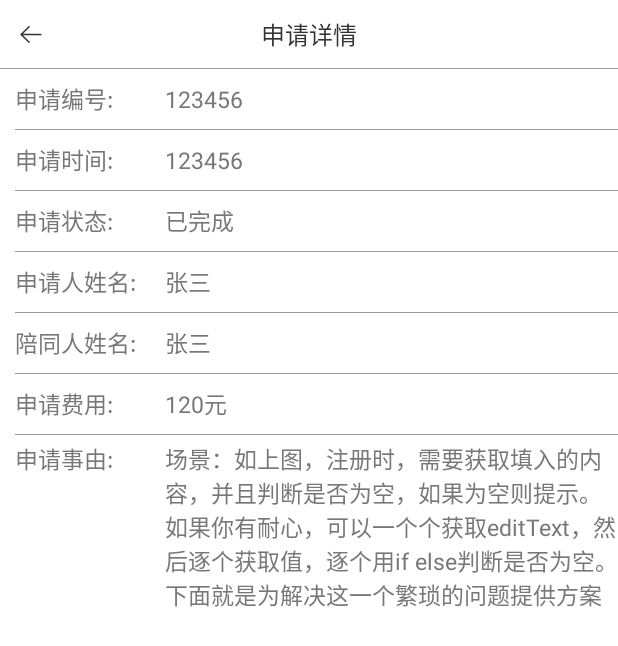
After one commit to lvjie0519/MyDNStudyProject, an Android app: the ApplyFormDetailActivity screen opened directly, with no data from a screen before it, on a phone screen of 412 x 824 dp. The commit adds this screen. Shown: the top 646 px of the screen. Run offline under Robolectric (Android 15) with nearby library versions, the phone set to English and light mode, and no system bars; libraries missing offline, so code that uses them is left out: com.raizlabs.android, rx.android.schedulers, rx.functions, rx.schedulers; 1 statement that could not run was skipped.

Commit message:
查看详情

```diff
--- a/app/src/main/java/com/example/mydnstudyproject/interview/zly/ApplyAddActivity.java
+++ b/app/src/main/java/com/example/mydnstudyproject/interview/zly/ApplyAddActivity.java
@@ -15,6 +15,7 @@ import android.widget.TextView;
 import com.example.mydnstudyproject.R;
 import com.example.mydnstudyproject.interview.zly.db.table.TUserApply;
 import com.example.mydnstudyproject.interview.zly.utils.ToastUtil;
+import com.example.mydnstudyproject.utils.DateUtil;
 
 public class ApplyAddActivity extends Activity {
 
@@ -120,7 +121,7 @@ public class ApplyAddActivity extends Activity {
 
 
                 TUserApply userApply = new TUserApply(name, extraName,
-                        applyInfo, price, "2020-8-12 12:24:10");
+                        applyInfo, price, DateUtil.getNowDateTimeStr());
                 userApply.insert();
 
                 ApplyAddActivity.this.setResult(RESULT_CODE_ADD_SUCCESS);
--- /dev/null
+++ b/app/src/main/java/com/example/mydnstudyproject/interview/zly/ApplyFormDetailActivity.java
@@ -0,0 +1,127 @@
+package com.example.mydnstudyproject.interview.zly;
+
+import android.app.Activity;
+import android.content.Context;
+import android.content.Intent;
+import android.os.Bundle;
+import android.view.View;
+import android.widget.ImageView;
+import android.widget.TextView;
+
+import com.example.mydnstudyproject.R;
+import com.example.mydnstudyproject.interview.zly.db.table.TUserApply;
+import com.example.mydnstudyproject.interview.zly.db.table.TUserApply_Table;
+import com.example.mydnstudyproject.interview.zly.utils.ToastUtil;
+import com.raizlabs.android.dbflow.sql.language.SQLite;
+
+import rx.Observable;
+import rx.Subscriber;
+import rx.android.schedulers.AndroidSchedulers;
+import rx.functions.Action1;
+import rx.schedulers.Schedulers;
+
+public class ApplyFormDetailActivity extends Activity {
+
+
+    private static final String KEY_APPLY_ID = "apply_id";
+
+    // header 部分
+    private ImageView mIvHeaderLeft;
+    private TextView mTvHeaderCenter;
+    private ImageView mIvHeaderRight;
+
+    private TextView mTvApplyId;
+    private TextView mTvApplyStatus;
+    private TextView mTvApplyDateTime;
+    private TextView mTvApplyUserName;
+    private TextView mTvApplyExtraUserName;
+    private TextView mTvApplyCharge;
+    private TextView mTvApplyInfo;
+
+
+    public static void startActivity(Context context, int applyId){
+        Intent intent = new Intent(context, ApplyFormDetailActivity.class);
+        intent.putExtra(KEY_APPLY_ID, applyId);
+        context.startActivity(intent);
+    }
+
+    @Override
+    protected void onCreate(Bundle savedInstanceState) {
+        super.onCreate(savedInstanceState);
+        setContentView(R.layout.activity_apply_form_detail);
+
+        this.initView();
+        this.bindListener();
+        this.requestData();
+    }
+
+    private void initView(){
+        this.initHeaderView();
+        this.initContentView();
+    }
+
+    private void initHeaderView(){
+        this.mIvHeaderLeft = findViewById(R.id.iv_header_left);
+        this.mTvHeaderCenter = findViewById(R.id.tv_header_center);
+        this.mIvHeaderRight = findViewById(R.id.iv_header_right);
+
+        this.mIvHeaderRight.setVisibility(View.INVISIBLE);
+        this.mTvHeaderCenter.setText("申请详情");
+    }
+
+    private void initContentView(){
+        this.mTvApplyId = findViewById(R.id.tv_apply_id);
+        this.mTvApplyDateTime = findViewById(R.id.tv_apply_date_time);
+        this.mTvApplyStatus = findViewById(R.id.tv_apply_status);
+        this.mTvApplyUserName = findViewById(R.id.tv_apply_user_name);
+        this.mTvApplyExtraUserName = findViewById(R.id.tv_apply_extra_user_name);
+        this.mTvApplyCharge = findViewById(R.id.tv_apply_charge);
+        this.mTvApplyInfo = findViewById(R.id.tv_apply_info);
+    }
+
+    private void bindListener() {
+        this.mIvHeaderLeft.setOnClickListener(new View.OnClickListener() {
+            @Override
+            public void onClick(View v) {
+                finish();
+            }
+        });
+    }
+
+    private void requestData() {
+
+        Observable.create(new Observable.OnSubscribe<TUserApply>() {
+            @Override
+            public void call(Subscriber<? super TUserApply> subscriber) {
+                int applyId = getIntent().getIntExtra(KEY_APPLY_ID, -1);
+                TUserApply userApply = SQLite.select().from(TUserApply.class).where(TUserApply_Table.id.eq(applyId) ).querySingle();
+                subscriber.onNext(userApply);
+            }
+        }).subscribeOn(Schedulers.io())
+                .observeOn(AndroidSchedulers.mainThread())
+                .subscribe(new Action1<TUserApply>() {
+                    @Override
+                    public void call(TUserApply tUserApply) {
+                        updateView(tUserApply);
+                    }
+                }, new Action1<Throwable>() {
+                    @Override
+                    public void call(Throwable throwable) {
+                        ToastUtil.showToast(ApplyFormDetailActivity.this, "数据异常");
+                    }
+                });
+
+    }
+
+    private void updateView(TUserApply tUserApply){
+        if(tUserApply != null){
+            this.mTvApplyId.setText(""+tUserApply.getId());
+            this.mTvApplyDateTime.setText(tUserApply.getApplyTime());
+            this.mTvApplyStatus.setText("申请中");
+            this.mTvApplyUserName.setText(tUserApply.getUserName());
+            this.mTvApplyExtraUserName.setText(tUserApply.getExtraUserName());
+            this.mTvApplyCharge.setText(tUserApply.getPrice()+"元");
+            this.mTvApplyInfo.setText(tUserApply.getApplyReason());
+        }
+    }
+}
--- a/app/src/main/java/com/example/mydnstudyproject/interview/zly/ZhongNanYuanMainActivity.java
+++ b/app/src/main/java/com/example/mydnstudyproject/interview/zly/ZhongNanYuanMainActivity.java
@@ -88,6 +88,13 @@ public class ZhongNanYuanMainActivity extends Activity {
                 ApplyAddActivity.startActivityForResult(ZhongNanYuanMainActivity.this, 1001);
             }
         });
+
+        mAdapter.setOnItemClickListener(new RvApplyListAdapter.OnItemClickListener() {
+            @Override
+            public void onItemClick(int position, TUserApply userApply) {
+                ApplyFormDetailActivity.startActivity(ZhongNanYuanMainActivity.this, userApply.getId());
+            }
+        });
     }
 
     private void requestData(){
--- a/app/src/main/java/com/example/mydnstudyproject/interview/zly/adapter/RvApplyListAdapter.java
+++ b/app/src/main/java/com/example/mydnstudyproject/interview/zly/adapter/RvApplyListAdapter.java
@@ -18,6 +18,7 @@ public class RvApplyListAdapter extends RecyclerView.Adapter<RvApplyListAdapter.
 
     private Context mContext;
     private List<TUserApply> mDatas;
+    private OnItemClickListener onItemClickListener;
 
 
     public RvApplyListAdapter(Context context, List<TUserApply> datas) {
@@ -47,12 +48,28 @@ public class RvApplyListAdapter extends RecyclerView.Adapter<RvApplyListAdapter.
         this.mDatas = datas;
     }
 
-    public static class ViewHolder extends RecyclerView.ViewHolder{
+    public void setOnItemClickListener(OnItemClickListener onItemClickListener) {
+        this.onItemClickListener = onItemClickListener;
+    }
+
+    public class ViewHolder extends RecyclerView.ViewHolder{
 
         private View layoutView;
         private TextView tvNameAndTime;
         private TextView tvApplyInfo;
         private TextView tvApplyStatus;
+
+        private int position;
+        private TUserApply tUserApply;
+
+        private View.OnClickListener mOnClickListener = new View.OnClickListener() {
+            @Override
+            public void onClick(View v) {
+                if(onItemClickListener != null){
+                    onItemClickListener.onItemClick(position, tUserApply);
+                }
+            }
+        };
 
         public ViewHolder(@NonNull View itemView) {
             super(itemView);
@@ -71,6 +88,10 @@ public class RvApplyListAdapter extends RecyclerView.Adapter<RvApplyListAdapter.
             String nameAndTime = userApply.getUserName()+"    "+userApply.getApplyTime();
             this.tvNameAndTime.setText(nameAndTime);
             this.tvApplyInfo.setText(userApply.getApplyReason());
+            this.position = position;
+            this.tUserApply = userApply;
+
+            this.layoutView.setOnClickListener(this.mOnClickListener);
         }
     }
 
--- /dev/null
+++ b/app/src/main/res/layout/activity_apply_form_detail.xml
@@ -0,0 +1,199 @@
+<?xml version="1.0" encoding="utf-8"?>
+<LinearLayout xmlns:android="http://schemas.android.com/apk/res/android"
+    xmlns:app="http://schemas.android.com/apk/res-auto"
+    xmlns:tools="http://schemas.android.com/tools"
+    android:layout_width="match_parent"
+    android:layout_height="match_parent"
+    android:background="#ffffff"
+    android:orientation="vertical"
+    tools:context=".interview.zly.ApplyFormDetailActivity">
+
+    <include layout="@layout/layout_header" />
+
+    <ScrollView
+        android:layout_width="match_parent"
+        android:layout_height="match_parent">
+        <LinearLayout
+            android:layout_width="match_parent"
+            android:layout_height="match_parent"
+            android:orientation="vertical"
+            android:paddingLeft="10dp">
+
+            <LinearLayout
+                android:layout_width="match_parent"
+                android:layout_height="40dp"
+                android:orientation="horizontal"
+                android:gravity="center_vertical">
+                <TextView
+                    android:layout_width="100dp"
+                    android:layout_height="wrap_content"
+                    android:text="申请编号:"
+                    android:textSize="@dimen/apply_add_text_size"
+                    android:textColor="@color/apply_add_text_color"
+                    />
+                <TextView
+                    android:id="@+id/tv_apply_id"
+                    android:layout_width="wrap_content"
+                    android:layout_height="wrap_content"
+                    android:text="123456"
+                    android:textSize="@dimen/apply_add_text_size"
+                    android:textColor="@color/apply_add_text_color"
+                    />
+            </LinearLayout>
+            <View
+                android:layout_width="match_parent"
+                android:layout_height="0.1dp"
+                android:background="@color/divide_line_color"/>
+            <LinearLayout
+                android:layout_width="match_parent"
+                android:layout_height="40dp"
+                android:orientation="horizontal"
+                android:gravity="center_vertical">
+                <TextView
+                    android:layout_width="100dp"
+                    android:layout_height="wrap_content"
+                    android:text="申请时间:"
+                    android:textSize="@dimen/apply_add_text_size"
+                    android:textColor="@color/apply_add_text_color"
+                    />
+                <TextView
+                    android:id="@+id/tv_apply_date_time"
+                    android:layout_width="wrap_content"
+                    android:layout_height="wrap_content"
+                    android:text="123456"
+                    android:textSize="@dimen/apply_add_text_size"
+                    android:textColor="@color/apply_add_text_color"
+                    />
+            </LinearLayout>
+            <View
+                android:layout_width="match_parent"
+                android:layout_height="0.1dp"
+                android:background="@color/divide_line_color"/>
+            <LinearLayout
+                android:layout_width="match_parent"
+                android:layout_height="40dp"
+                android:orientation="horizontal"
+                android:gravity="center_vertical">
+                <TextView
+                    android:layout_width="100dp"
+                    android:layout_height="wrap_content"
+                    android:text="申请状态:"
+                    android:textSize="@dimen/apply_add_text_size"
+                    android:textColor="@color/apply_add_text_color"
+                    />
+                <TextView
+                    android:id="@+id/tv_apply_status"
+                    android:layout_width="wrap_content"
+                    android:layout_height="wrap_content"
+                    android:text="已完成"
+                    android:textSize="@dimen/apply_add_text_size"
+                    android:textColor="@color/apply_add_text_color"
+                    />
+            </LinearLayout>
+            <View
+                android:layout_width="match_parent"
+                android:layout_height="0.1dp"
+                android:background="@color/divide_line_color"/>
+            <LinearLayout
+                android:layout_width="match_parent"
+                android:layout_height="40dp"
+                android:orientation="horizontal"
+                android:gravity="center_vertical">
+                <TextView
+                    android:layout_width="100dp"
+                    android:layout_height="wrap_content"
+                    android:text="申请人姓名:"
+                    android:textSize="@dimen/apply_add_text_size"
+                    android:textColor="@color/apply_add_text_color"
+                    />
+                <TextView
+                    android:id="@+id/tv_apply_user_name"
+                    android:layout_width="wrap_content"
+                    android:layout_height="wrap_content"
+                    android:text="张三"
+                    android:textSize="@dimen/apply_add_text_size"
+                    android:textColor="@color/apply_add_text_color"
+                    />
+            </LinearLayout>
+            <View
+                android:layout_width="match_parent"
+                android:layout_height="0.1dp"
+                android:background="@color/divide_line_color"/>
+            <LinearLayout
+                android:layout_width="match_parent"
+                android:layout_height="40dp"
+                android:orientation="horizontal"
+                android:gravity="center_vertical">
+                <TextView
+                    android:layout_width="100dp"
+                    android:layout_height="wrap_content"
+                    android:text="陪同人姓名:"
+                    android:textSize="@dimen/apply_add_text_size"
+                    android:textColor="@color/apply_add_text_color"
+                    />
+                <TextView
+                    android:id="@+id/tv_apply_extra_user_name"
+                    android:layout_width="wrap_content"
+                    android:layout_height="wrap_content"
+                    android:text="张三"
+                    android:textSize="@dimen/apply_add_text_size"
+                    android:textColor="@color/apply_add_text_color"
+                    />
+            </LinearLayout>
+            <View
+                android:layout_width="match_parent"
+                android:layout_height="0.1dp"
+                android:background="@color/divide_line_color"/>
+            <LinearLayout
+                android:layout_width="match_parent"
+                android:layout_height="40dp"
+                android:orientation="horizontal"
+                android:gravity="center_vertical">
+                <TextView
+                    android:layout_width="100dp"
+                    android:layout_height="wrap_content"
+                    android:text="申请费用:"
+                    android:textSize="@dimen/apply_add_text_size"
+                    android:textColor="@color/apply_add_text_color"
+                    />
+                <TextView
+                    android:id="@+id/tv_apply_charge"
+                    android:layout_width="wrap_content"
+                    android:layout_height="wrap_content"
+                    android:text="120元"
+                    android:textSize="@dimen/apply_add_text_size"
+                    android:textColor="@color/apply_add_text_color"
+                    />
+            </LinearLayout>
+            <View
+                android:layout_width="match_parent"
+                android:layout_height="0.1dp"
+                android:background="@color/divide_line_color"/>
+            <LinearLayout
+                android:layout_width="match_parent"
+                android:layout_height="wrap_content"
+                android:orientation="horizontal"
+                android:layout_marginTop="4dp">
+                <TextView
+                    android:layout_width="100dp"
+                    android:layout_height="wrap_content"
+                    android:text="申请事由: "
+                    android:textSize="@dimen/apply_add_text_size"
+                    android:textColor="@color/apply_add_text_color"
+                    />
+                <TextView
+                    android:id="@+id/tv_apply_info"
+                    android:layout_width="wrap_content"
+                    android:layout_height="wrap_content"
+                    android:text="场景：如上图，注册时，需要获取填入的内容，并且判断是否为空，如果为空则提示。如果你有耐心，可以一个个获取editText，然后逐个获取值，逐个用if else判断是否为空。下面就是为解决这一个繁琐的问题提供方案"
+                    android:textSize="@dimen/apply_add_text_size"
+                    android:textColor="@color/apply_add_text_color"
+                    />
+            </LinearLayout>
+
+        </LinearLayout>
+    </ScrollView>
+
+
+
+</LinearLayout>
--- a/app/src/main/res/values/colors.xml
+++ b/app/src/main/res/values/colors.xml
@@ -6,4 +6,5 @@
 
     <color name="apply_add_text_color">#777777</color>
     <color name="apply_add_edit_text_color">#333333</color>
+    <color name="divide_line_color">#999999</color>
 </resources>
```
Also changed, not shown: app/src/main/AndroidManifest.xml (+5 -4 lines).
